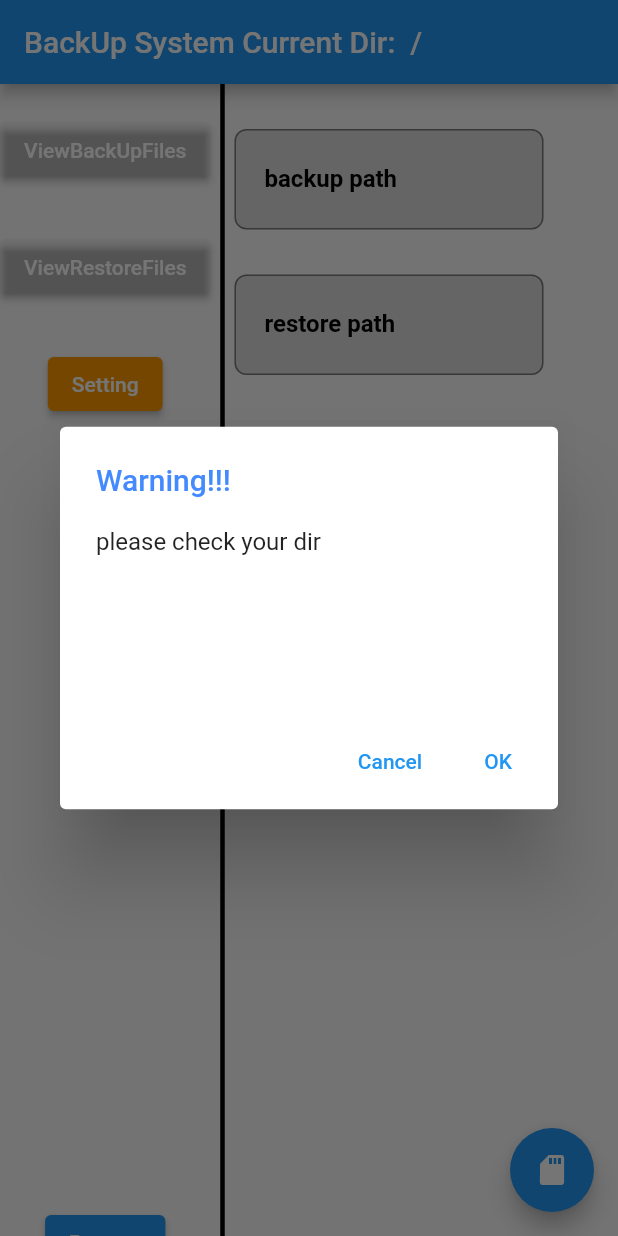
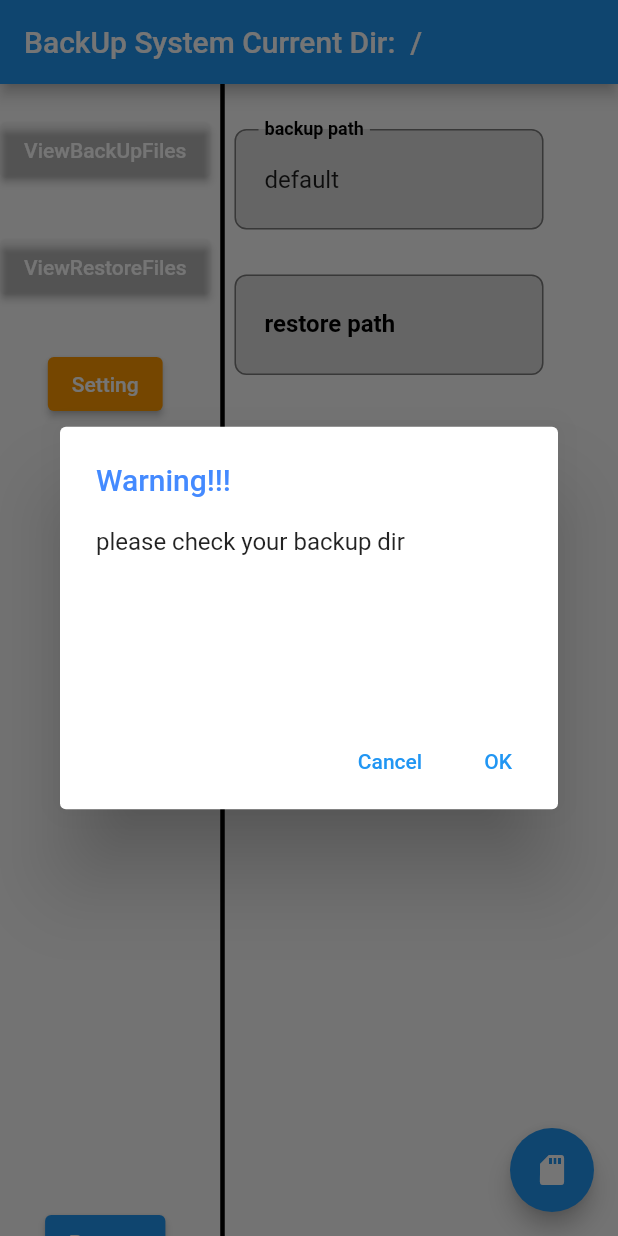
Before and after one commit to seraph900112/software-engineering-exp, a Flutter app: the screen it shows after launch, after a tap on "ViewRestoreFiles", after a tap on "Setting", after a tap on the "sd card" icon, on a phone screen of 412 x 824 dp. Run offline on Flutter 3.47's test engine with Material 2 defaults, Android fonts, the phone set to English and light mode, and no system bars; our stand-ins replace shared_preferences, show_up_animation; missing offline and left inert: aes_crypt_null_safe, dart:ffi, eyro_toast.

Commit message:
mother fucker

```diff
--- a/lib/main.dart
+++ b/lib/main.dart
@@ -205,9 +205,8 @@ class _MyHomePageState extends State<MyHomePage> {
                 } else {
                   prefs.setString('backPath', 'null');
                 }
-
-                if (!Directory(prefs.getString('backupPath')!).existsSync() ||
-                    !Directory(prefs.getString('restorePath')!).existsSync()) {
+                if (!Directory(prefs.getString('backupPath')!).existsSync() &&
+                    prefs.getString('backupPath') != 'default') {
                   showDialog(
                     context: context,
                     builder: (BuildContext context) => AlertDialog(
@@ -216,7 +215,7 @@ class _MyHomePageState extends State<MyHomePage> {
                         style: TextStyle(color: Colors.blueAccent),
                       ),
                       content: const SizedBox(
-                          width: 500, height: 100, child: Text('please check your dir')),
+                          width: 500, height: 100, child: Text('please check your backup dir')),
                       actions: <Widget>[
                         TextButton(
                           onPressed: () {
@@ -234,10 +233,41 @@ class _MyHomePageState extends State<MyHomePage> {
                     ),
                   );
                   prefs.setString('backupPath', 'default');
+                  setState(() {
+                    settingKey.currentState!.backupController.text = "default";
+                  });
+                }
+
+                if (!Directory(prefs.getString('restorePath')!).existsSync() &&
+                    prefs.getString('restorePath') != 'default') {
+                  showDialog(
+                    context: context,
+                    builder: (BuildContext context) => AlertDialog(
+                      title: const Text(
+                        'Warning!!!',
+                        style: TextStyle(color: Colors.blueAccent),
+                      ),
+                      content: const SizedBox(
+                          width: 500, height: 100, child: Text('please check your restore dir')),
+                      actions: <Widget>[
+                        TextButton(
+                          onPressed: () {
+                            Navigator.pop(context, false);
+                          },
+                          child: const Text('Cancel'),
+                        ),
+                        TextButton(
+                          onPressed: () {
+                            Navigator.pop(context, true);
+                          },
+                          child: const Text('OK'),
+                        ),
+                      ],
+                    ),
+                  );
                   prefs.setString('restorePath', 'default');
                   setState(() {
-                    settingKey.currentState!.backupController.text = "";
-                    settingKey.currentState!.restoreController.text = "";
+                    settingKey.currentState!.restoreController.text = "default";
                   });
                 }
               }
```
